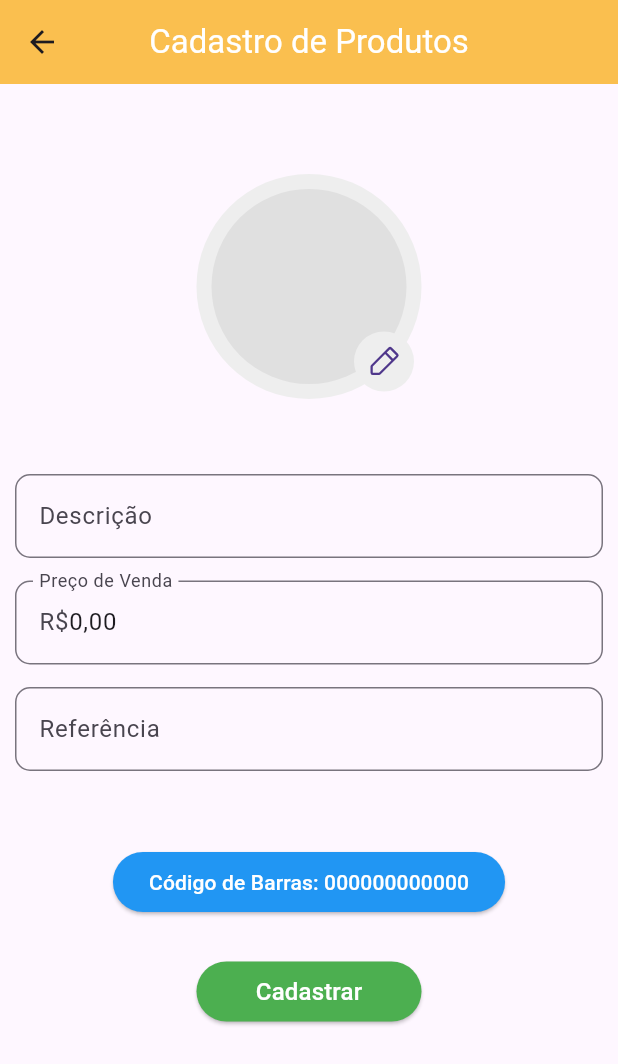
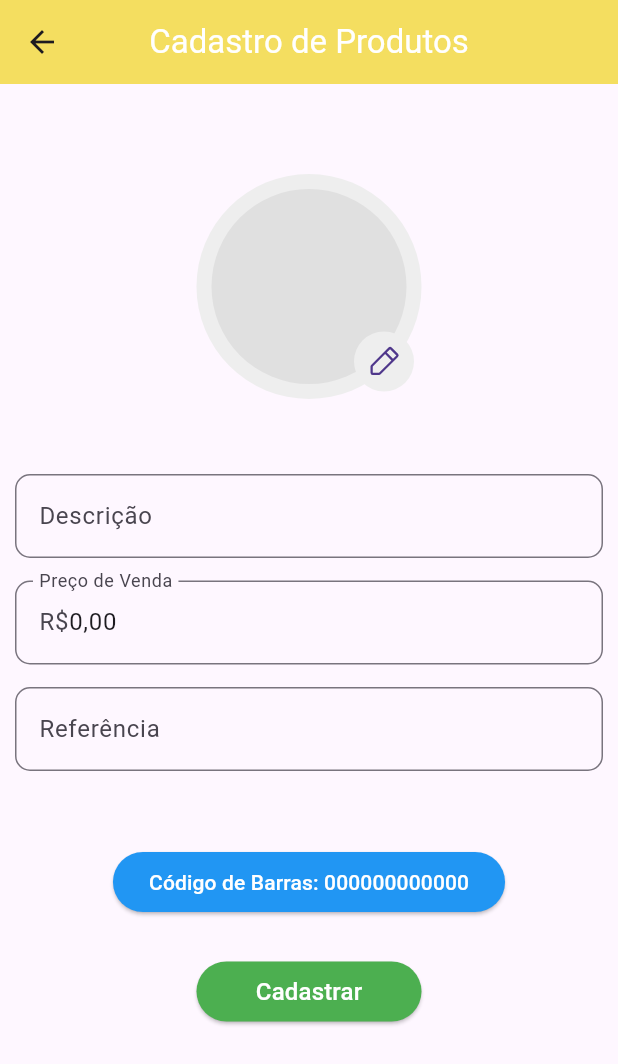
Before and after one commit to Daenil/Scanner-App-PowerBI, a Flutter app: the CadastrarProdutosPage screen opened by its route, on a phone screen of 412 x 824 dp. Shown: the top 1064 px of the screen. Run offline on Flutter 3.47's test engine with Material 3 defaults, Android fonts, the phone set to English and light mode, and no system bars; our stand-ins replace barcode_widget, cloud_firestore, extended_masked_text, firebase_core, firebase_storage, flutter_typeahead and 4 more; missing offline and left inert: flutter_barcode_scanner; accounts and stored records are empty.

Commit message:
Cor tema e indicador de progresso
Mudança das cores tema do aplicativo (a mudar posteriormente de novo), e indicador de progresso circular na página de Cadastro de produtos

```diff
--- a/lib/screens/cadastrarProdutos_page.dart
+++ b/lib/screens/cadastrarProdutos_page.dart
@@ -21,6 +21,7 @@ class CadastrarProdutosPage extends StatefulWidget {
 }
 
 class _CadastrarProdutosPageState extends State<CadastrarProdutosPage> {
+  bool isLoading = false;
   String randomNumbers = '';
   final imagePicker = ImagePicker();
   File? imageFile;
@@ -74,6 +75,10 @@ class _CadastrarProdutosPageState extends State<CadastrarProdutosPage> {
   final txtReferencia = TextEditingController();
 
   void _Cadastrar(BuildContext context) async {
+    setState(() {
+      isLoading = true;
+    });
+
     List<String> camposNaoPreenchidos = [];
 
     if (txtDescricao.text.isEmpty) {
@@ -311,19 +316,16 @@ class _CadastrarProdutosPageState extends State<CadastrarProdutosPage> {
                 ),
               ),
               SizedBox(height: 25),
-              Container(
-                width: 150,
-                child: ElevatedButton(
-                  style: ElevatedButton.styleFrom(
-                    backgroundColor: Colors.green,
-                  ),
-                  onPressed: () => _Cadastrar(context),
-                  child: Text(
-                    "Cadastrar",
-                    style: TextStyle(fontSize: 16, color: Colors.white),
-                  ),
-                ),
-              ),
+isLoading
+                  ? CircularProgressIndicator() // Mostra o indicador de progresso enquanto está carregando
+                  : Container(
+                      width: 150,
+                      child: ElevatedButton(
+                        style: ElevatedButton.styleFrom(backgroundColor: Colors.green),
+                        onPressed: () => _Cadastrar(context),
+                        child: Text("Cadastrar", style: TextStyle(fontSize: 16, color: Colors.white)),
+                      ),
+                    ),
             ]),
           ),
         ),
--- a/lib/screens/homepage.dart
+++ b/lib/screens/homepage.dart
@@ -157,7 +157,7 @@ class _HomePage extends State<HomePage> {
   Widget build(BuildContext context) {
     return Scaffold(
       appBar: AppBar(
-        backgroundColor: const Color.fromRGBO(250, 191, 79, 1),
+        backgroundColor: StylesProntos.colorPadrao,
         title: Text(
           "Seja Bem Vindo(a)!",
           style: TextStyle(
--- a/lib/styles/styles.dart
+++ b/lib/styles/styles.dart
@@ -2,8 +2,7 @@ import 'package:flutter/material.dart';
 
 class StylesProntos {
 
-  static const Color colorPadrao = Color.fromARGB(255, 250, 191, 79);
-  // Método para calcular o tamanho do texto com base na largura da tela
+  static const Color colorPadrao = Color.fromARGB(255, 244, 222, 96);
   static double calculateFontSize(BuildContext context, double baseFontSize) {
     final Size screenSize = MediaQuery.of(context).size;
     final double screenWidth = screenSize.width;
```
